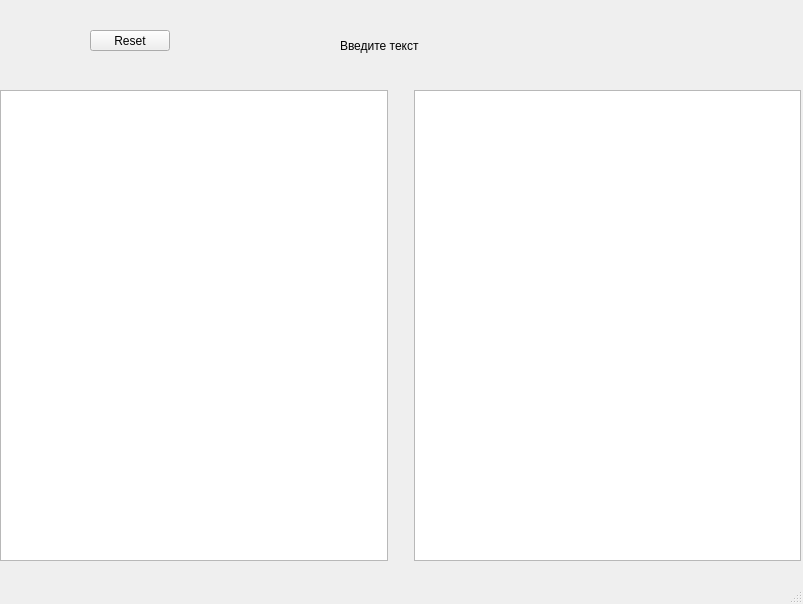
Before: the Qt Designer form ToxicWork/mainwindow.ui in KozlovIA/Qt_Cpp, drawn with Qt 5.
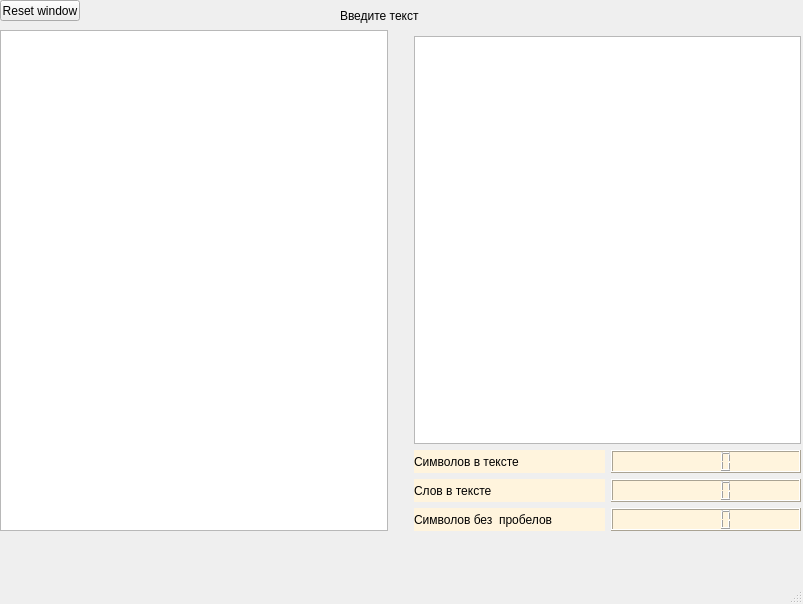
After: the same form once the commit is applied.

Commit message: v1.3(beta) count words and symbols. +interface

Patch:
```diff
--- a/ToxicWork/mainwindow.ui
+++ b/ToxicWork/mainwindow.ui
@@ -14,17 +14,125 @@
    <string>MainWindow</string>
   </property>
   <widget class="QWidget" name="centralwidget">
+   <widget class="QLabel" name="label">
+    <property name="geometry">
+     <rect>
+      <x>340</x>
+      <y>0</y>
+      <width>461</width>
+      <height>31</height>
+     </rect>
+    </property>
+    <property name="text">
+     <string>Введите текст</string>
+    </property>
+   </widget>
+   <widget class="QPushButton" name="ResetButton">
+    <property name="geometry">
+     <rect>
+      <x>0</x>
+      <y>0</y>
+      <width>80</width>
+      <height>21</height>
+     </rect>
+    </property>
+    <property name="text">
+     <string>Reset window</string>
+    </property>
+   </widget>
    <widget class="QWidget" name="gridLayoutWidget">
     <property name="geometry">
      <rect>
       <x>0</x>
-      <y>90</y>
+      <y>30</y>
       <width>801</width>
-      <height>471</height>
+      <height>501</height>
      </rect>
     </property>
-    <layout class="QGridLayout" name="LeftGrid">
-     <item row="0" column="1">
+    <layout class="QGridLayout" name="MainLayout">
+     <item row="2" column="2">
+      <layout class="QGridLayout" name="LayoutForCount">
+       <item row="1" column="0">
+        <widget class="QLabel" name="countWords">
+         <property name="styleSheet">
+          <string notr="true">background-color: rgb(255, 244, 221);
+color: rgb(0, 0, 0);</string>
+         </property>
+         <property name="text">
+          <string>Слов в тексте</string>
+         </property>
+        </widget>
+       </item>
+       <item row="1" column="1">
+        <widget class="QLCDNumber" name="valueWords">
+         <property name="styleSheet">
+          <string notr="true">font: 75 8pt &quot;MS Shell Dlg 2&quot;;
+background-color: rgb(255, 244, 221);</string>
+         </property>
+        </widget>
+       </item>
+       <item row="2" column="0">
+        <widget class="QLabel" name="countSymbolsWithoutSpace">
+         <property name="styleSheet">
+          <string notr="true">background-color: rgb(255, 244, 221);
+color: rgb(0, 0, 0);</string>
+         </property>
+         <property name="text">
+          <string>Символов без  пробелов</string>
+         </property>
+        </widget>
+       </item>
+       <item row="0" column="0">
+        <widget class="QLabel" name="countSymbols">
+         <property name="styleSheet">
+          <string notr="true">background-color: rgb(255, 244, 221);
+color: rgb(0, 0, 0);</string>
+         </property>
+         <property name="text">
+          <string>Символов в тексте</string>
+         </property>
+        </widget>
+       </item>
+       <item row="2" column="1">
+        <widget class="QLCDNumber" name="valueSymbolsWithoutSpace">
+         <property name="styleSheet">
+          <string notr="true">font: 75 8pt &quot;MS Shell Dlg 2&quot;;
+background-color: rgb(255, 244, 221);</string>
+         </property>
+        </widget>
+       </item>
+       <item row="0" column="1">
+        <widget class="QLCDNumber" name="valueSymbols">
+         <property name="acceptDrops">
+          <bool>false</bool>
+         </property>
+         <property name="styleSheet">
+          <string notr="true">font: 75 8pt &quot;MS Shell Dlg 2&quot;;
+background-color: rgb(255, 244, 221);</string>
+         </property>
+         <property name="frameShape">
+          <enum>QFrame::Box</enum>
+         </property>
+         <property name="frameShadow">
+          <enum>QFrame::Raised</enum>
+         </property>
+         <property name="lineWidth">
+          <number>1</number>
+         </property>
+         <property name="segmentStyle">
+          <enum>QLCDNumber::Filled</enum>
+         </property>
+         <property name="intValue" stdset="0">
+          <number>0</number>
+         </property>
+        </widget>
+       </item>
+      </layout>
+     </item>
+     <item row="0" column="0" rowspan="3">
+      <widget class="QTextEdit" name="textInput"/>
+     </item>
+     <item row="0" column="1" rowspan="3">
       <spacer name="verticalSpacer">
        <property name="orientation">
         <enum>Qt::Vertical</enum>
@@ -37,40 +145,11 @@
        </property>
       </spacer>
      </item>
-     <item row="0" column="0">
-      <widget class="QTextEdit" name="textInput"/>
-     </item>
-     <item row="0" column="2">
+     <item row="1" column="2">
       <widget class="QTextEdit" name="textOut"/>
      </item>
     </layout>
    </widget>
-   <widget class="QLabel" name="label">
-    <property name="geometry">
-     <rect>
-      <x>340</x>
-      <y>0</y>
-      <width>461</width>
-      <height>91</height>
-     </rect>
-    </property>
-    <property name="text">
-     <string>Введите текст</string>
-    </property>
-   </widget>
-   <widget class="QPushButton" name="ResetButton">
-    <property name="geometry">
-     <rect>
-      <x>90</x>
-      <y>30</y>
-      <width>80</width>
-      <height>21</height>
-     </rect>
-    </property>
-    <property name="text">
-     <string>Reset</string>
-    </property>
-   </widget>
   </widget>
   <widget class="QMenuBar" name="menubar">
    <property name="geometry">
```
The commit also changes 15 other files.
